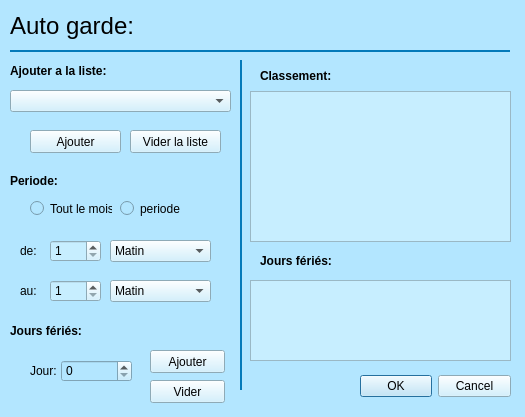
The window that user_interfaces/auto_plus.ui (otmanLAHRECHE/Garde_advanced) describes before a commit, drawn with Qt 5.
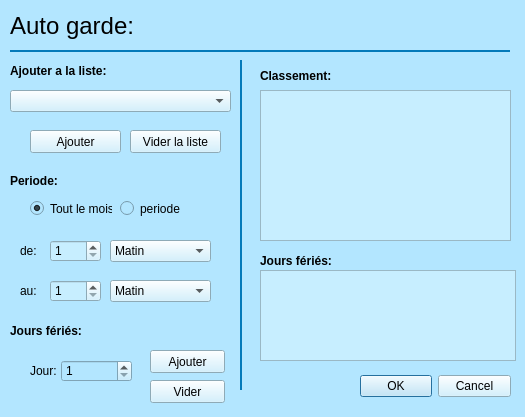
The same window after the commit.

Patch:
```diff
--- a/user_interfaces/auto_plus.ui
+++ b/user_interfaces/auto_plus.ui
@@ -108,19 +108,6 @@
     <string notr="true">background-color: rgb(5, 122, 185);</string>
    </property>
   </widget>
-  <widget class="QListView" name="listView">
-   <property name="geometry">
-    <rect>
-     <x>250</x>
-     <y>91</y>
-     <width>261</width>
-     <height>151</height>
-    </rect>
-   </property>
-   <property name="styleSheet">
-    <string notr="true">background-color: rgb(199, 238, 255);</string>
-   </property>
-  </widget>
   <widget class="QComboBox" name="comboBox">
    <property name="geometry">
     <rect>
@@ -279,6 +266,9 @@
    <property name="text">
     <string>Tout le mois</string>
    </property>
+   <property name="checked">
+    <bool>true</bool>
+   </property>
   </widget>
   <widget class="QLabel" name="label_5">
    <property name="enabled">
@@ -446,19 +436,6 @@
     <string>Jours fériés:</string>
    </property>
   </widget>
-  <widget class="QListView" name="listView_2">
-   <property name="geometry">
-    <rect>
-     <x>250</x>
-     <y>280</y>
-     <width>261</width>
-     <height>81</height>
-    </rect>
-   </property>
-   <property name="styleSheet">
-    <string notr="true">background-color: rgb(199, 238, 255);</string>
-   </property>
-  </widget>
   <widget class="QSpinBox" name="spinBox_3">
    <property name="geometry">
     <rect>
@@ -468,6 +445,12 @@
      <height>22</height>
     </rect>
    </property>
+   <property name="minimum">
+    <number>1</number>
+   </property>
+   <property name="maximum">
+    <number>31</number>
+   </property>
   </widget>
   <widget class="QLabel" name="label_9">
    <property name="enabled">
@@ -523,6 +506,32 @@
     <string>Vider</string>
    </property>
   </widget>
+  <widget class="QListWidget" name="listWidget">
+   <property name="geometry">
+    <rect>
+     <x>260</x>
+     <y>90</y>
+     <width>251</width>
+     <height>151</height>
+    </rect>
+   </property>
+   <property name="styleSheet">
+    <string notr="true">background-color: rgb(199, 238, 255);</string>
+   </property>
+  </widget>
+  <widget class="QListWidget" name="listWidget_2">
+   <property name="geometry">
+    <rect>
+     <x>260</x>
+     <y>270</y>
+     <width>256</width>
+     <height>91</height>
+    </rect>
+   </property>
+   <property name="styleSheet">
+    <string notr="true">background-color: rgb(199, 238, 255);</string>
+   </property>
+  </widget>
  </widget>
  <resources/>
  <connections>
```
